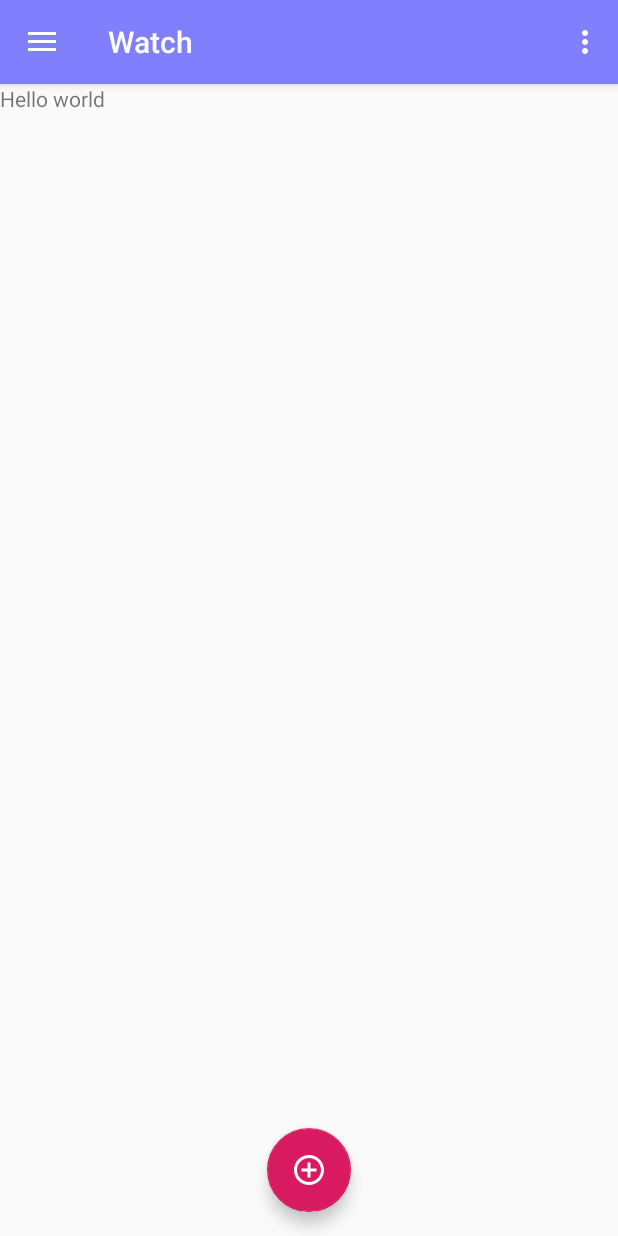
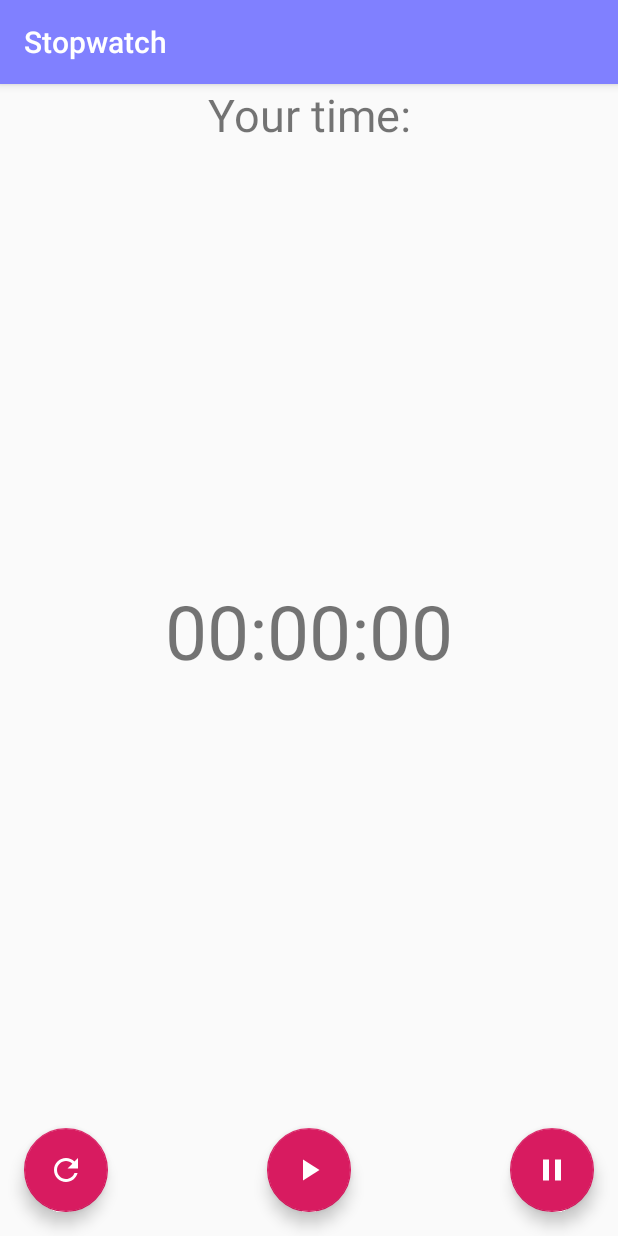
Before and after one commit to B1sham0n/Watch, an Android app: the screen it shows after launch (MainActivity before the commit, StopwatchActivity after it), in the side drawer, after a tap on "Stopwatch", on a phone screen of 412 x 824 dp. Run offline under Robolectric (Android 15) with nearby library versions, the phone set to English and light mode, and no system bars.

Commit message:
timer and stopwatch is working

```diff
--- a/app/src/main/AndroidManifest.xml
+++ b/app/src/main/AndroidManifest.xml
@@ -9,6 +9,11 @@
             android:roundIcon="@mipmap/ic_launcher_round"
             android:supportsRtl="true"
             android:theme="@style/AppTheme">
+        <activity
+                android:name=".StopwatchActivity"
+                android:label="@string/title_activity_stopwatch"
+                android:theme="@style/AppTheme.NoActionBar">
+        </activity>
         <activity
                 android:name=".TimerActivity"
                 android:label="@string/title_activity_timer"
--- a/app/src/main/java/android/example/watch/MainActivity.kt
+++ b/app/src/main/java/android/example/watch/MainActivity.kt
@@ -24,7 +24,6 @@ class MainActivity : AppCompatActivity(), NavigationView.OnNavigationItemSelecte
         setContentView(R.layout.activity_main)
         val toolbar: Toolbar = findViewById(R.id.toolbar)
         setSupportActionBar(toolbar)
-
         val fab: FloatingActionButton = findViewById(R.id.fab)
         fab.setOnClickListener { view ->
             Snackbar.make(view, "Replace with your own action", Snackbar.LENGTH_LONG)
@@ -79,6 +78,8 @@ class MainActivity : AppCompatActivity(), NavigationView.OnNavigationItemSelecte
                 println("its timer")
             }
             R.id.nav_stopwatch -> {
+                val intent = Intent(this, StopwatchActivity::class.java)
+                startActivity(intent)
                 Toast.makeText(this, "its stopwatch", Toast.LENGTH_LONG)
                 println("its stopwatch")
             }
--- a/app/src/main/java/android/example/watch/Util.kt
+++ b/app/src/main/java/android/example/watch/UtilTimer.kt
@@ -4,10 +4,11 @@ import android.content.Context
 import android.preference.PreferenceManager
 
 @Suppress("DEPRECATION")
-class Util {
+class UtilTimer {
     companion object{
         private val KEY_TIMER = "timer"
         private val KEY_MAX_SECONDS = "maxsec"
+        //TimeForTimer - здесь храним/берем значение таймера перед/после pause
         fun getTimeForTimer(context: Context) : Long{
             val preferences = PreferenceManager.getDefaultSharedPreferences(context)
             return preferences.getLong(KEY_TIMER, 0)
@@ -17,6 +18,7 @@ class Util {
             editor.putLong(KEY_TIMER, seconds)
             editor.apply()
         }
+        //MaxSecondsForTimer - здесь храним/берем максимальное значение таймера, например, для перезапуска
         fun getMaxSecondsForTimer(context: Context) : Long{
             val preferences = PreferenceManager.getDefaultSharedPreferences(context)
             return preferences.getLong(KEY_MAX_SECONDS, 0)
--- /dev/null
+++ b/app/src/main/res/drawable/ic_refresh.xml
@@ -0,0 +1,9 @@
+<vector xmlns:android="http://schemas.android.com/apk/res/android"
+        android:width="24dp"
+        android:height="24dp"
+        android:viewportWidth="24.0"
+        android:viewportHeight="24.0">
+    <path
+        android:fillColor="#FF000000"
+        android:pathData="M17.65,6.35C16.2,4.9 14.21,4 12,4c-4.42,0 -7.99,3.58 -7.99,8s3.57,8 7.99,8c3.73,0 6.84,-2.55 7.73,-6h-2.08c-0.82,2.33 -3.04,4 -5.65,4 -3.31,0 -6,-2.69 -6,-6s2.69,-6 6,-6c1.66,0 3.14,0.69 4.22,1.78L13,11h7V4l-2.35,2.35z"/>
+</vector>
--- /dev/null
+++ b/app/src/main/res/layout/activity_stopwatch.xml
@@ -0,0 +1,54 @@
+<?xml version="1.0" encoding="utf-8"?>
+<androidx.coordinatorlayout.widget.CoordinatorLayout
+        xmlns:android="http://schemas.android.com/apk/res/android"
+        xmlns:app="http://schemas.android.com/apk/res-auto"
+        xmlns:tools="http://schemas.android.com/tools"
+        android:layout_width="match_parent"
+        android:layout_height="match_parent"
+        tools:context=".StopwatchActivity">
+
+    <com.google.android.material.appbar.AppBarLayout
+            android:layout_height="wrap_content"
+            android:layout_width="match_parent"
+            android:theme="@style/AppTheme.AppBarOverlay">
+
+        <androidx.appcompat.widget.Toolbar
+                android:id="@+id/toolbar"
+                android:layout_width="match_parent"
+                android:layout_height="?attr/actionBarSize"
+                android:background="?attr/colorPrimary"
+                app:popupTheme="@style/AppTheme.PopupOverlay"/>
+
+    </com.google.android.material.appbar.AppBarLayout>
+
+    <include layout="@layout/content_stopwatch"/>
+
+    <com.google.android.material.floatingactionbutton.FloatingActionButton
+            android:id="@+id/fab_restart"
+            android:layout_width="wrap_content"
+            android:layout_height="wrap_content"
+            android:layout_gravity="bottom|start"
+            android:layout_margin="@dimen/fab_margin"
+            app:srcCompat="@drawable/ic_refresh"
+            android:tint="@android:color/white"
+            tools:ignore="VectorDrawableCompat"/>
+    <com.google.android.material.floatingactionbutton.FloatingActionButton
+            android:id="@+id/fab_start"
+            android:layout_width="wrap_content"
+            android:layout_height="wrap_content"
+            android:layout_gravity="bottom|center"
+            android:layout_margin="@dimen/fab_margin"
+            app:srcCompat="@drawable/ic_start"
+            android:tint="@android:color/white"
+            tools:ignore="VectorDrawableCompat"/>
+    <com.google.android.material.floatingactionbutton.FloatingActionButton
+            android:id="@+id/fab_pause"
+            android:layout_width="wrap_content"
+            android:layout_height="wrap_content"
+            android:layout_gravity="bottom|end"
+            android:layout_margin="@dimen/fab_margin"
+            app:srcCompat="@drawable/ic_pause"
+            android:tint="@android:color/white"
+            tools:ignore="VectorDrawableCompat"/>
+
+</androidx.coordinatorlayout.widget.CoordinatorLayout>
--- /dev/null
+++ b/app/src/main/res/layout/content_stopwatch.xml
@@ -0,0 +1,37 @@
+<?xml version="1.0" encoding="utf-8"?>
+<LinearLayout
+        xmlns:android="http://schemas.android.com/apk/res/android"
+        xmlns:tools="http://schemas.android.com/tools"
+        xmlns:app="http://schemas.android.com/apk/res-auto"
+        android:layout_width="match_parent"
+        android:layout_height="match_parent"
+        app:layout_behavior="@string/appbar_scrolling_view_behavior"
+        tools:showIn="@layout/activity_stopwatch"
+        tools:context=".StopwatchActivity"
+        android:orientation="vertical">
+        <TextView
+                android:layout_width="match_parent"
+                android:layout_height="wrap_content"
+                android:gravity="center|top"
+                android:text="Your time:"
+                android:textSize="30dp"
+                android:layout_weight="1"/>
+        <TextView
+                android:id="@+id/tvStopwatch"
+                android:layout_width="match_parent"
+                android:layout_height="wrap_content"
+                android:gravity="center"
+                android:text="00:00:00"
+                android:textSize="50dp"
+                android:layout_weight="1"/>
+        <ScrollView
+                android:layout_width="match_parent"
+                android:layout_height="wrap_content"
+                android:layout_weight="1"
+                android:layout_marginBottom="80dp">
+            <LinearLayout
+                    android:layout_width="match_parent"
+                    android:layout_height="wrap_content"
+            android:orientation="vertical"></LinearLayout>
+        </ScrollView>
+</LinearLayout>
--- a/app/src/main/res/values/strings.xml
+++ b/app/src/main/res/values/strings.xml
@@ -11,4 +11,5 @@
     <string name="menu_timer">Timer</string>
     <string name="menu_about">Adout</string>
     <string name="title_activity_timer">TimerActivity</string>
+    <string name="title_activity_stopwatch">Stopwatch</string>
 </resources>
```
Also changed, not shown: app/src/main/java/android/example/watch/StopwatchActivity.kt (added, +100 -0 lines), app/src/main/java/android/example/watch/TimerActivity.kt (+96 -19 lines), app/src/main/res/layout/dialog_timer.xml (added, +18 -0 lines).
